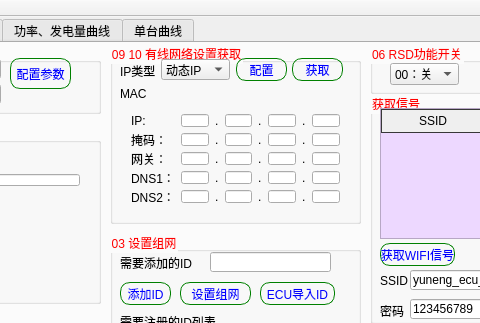
First picture: the form in mainwindow.ui, repository crawler-john/ECU-RS-PC, before the edit; both pictures show x 152 to 632 and y 0 to 323 of the 803 by 516 pixel window.
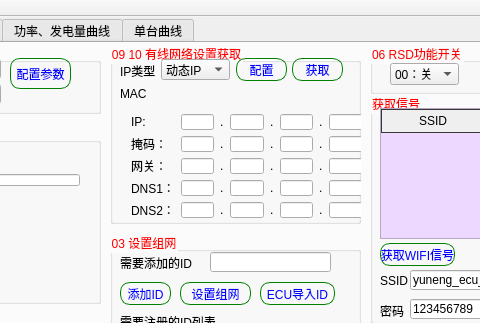
Second picture: the form after the edit. Icons and pictures are not drawn.

Patch:
```diff
--- a/mainwindow.ui
+++ b/mainwindow.ui
@@ -644,8 +644,8 @@
         <rect>
          <x>10</x>
          <y>60</y>
-         <width>231</width>
-         <height>111</height>
+         <width>254</width>
+         <height>126</height>
         </rect>
        </property>
        <layout class="QGridLayout" name="gridLayout_5">
```
